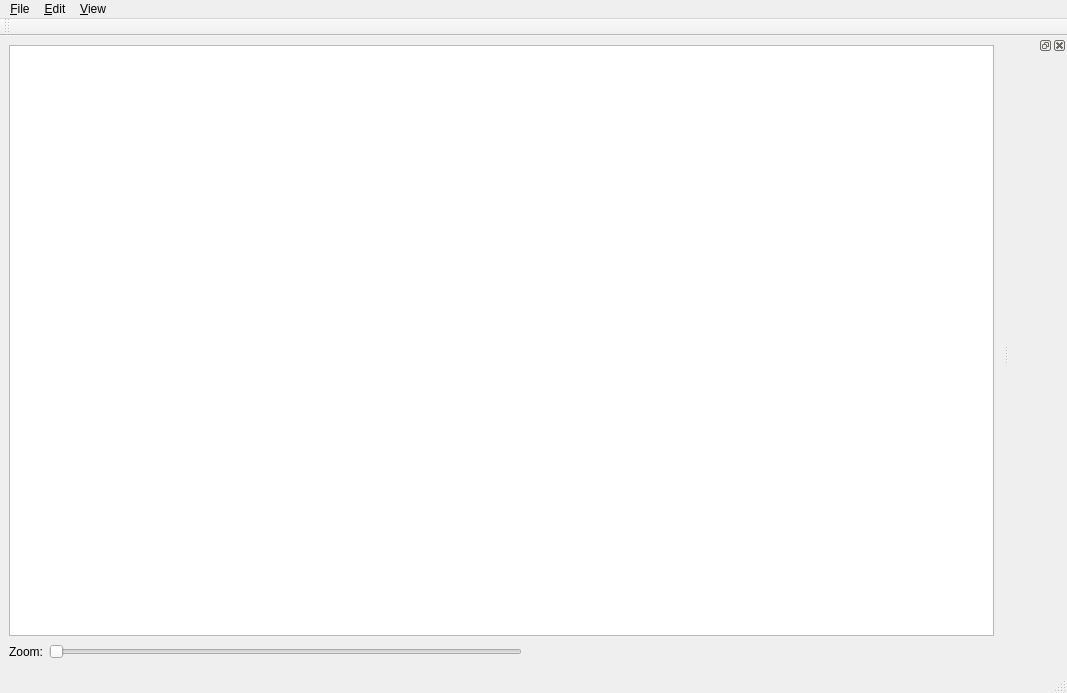
Ramblurr/PietCreator, file MainWindow.ui: the form before one commit.
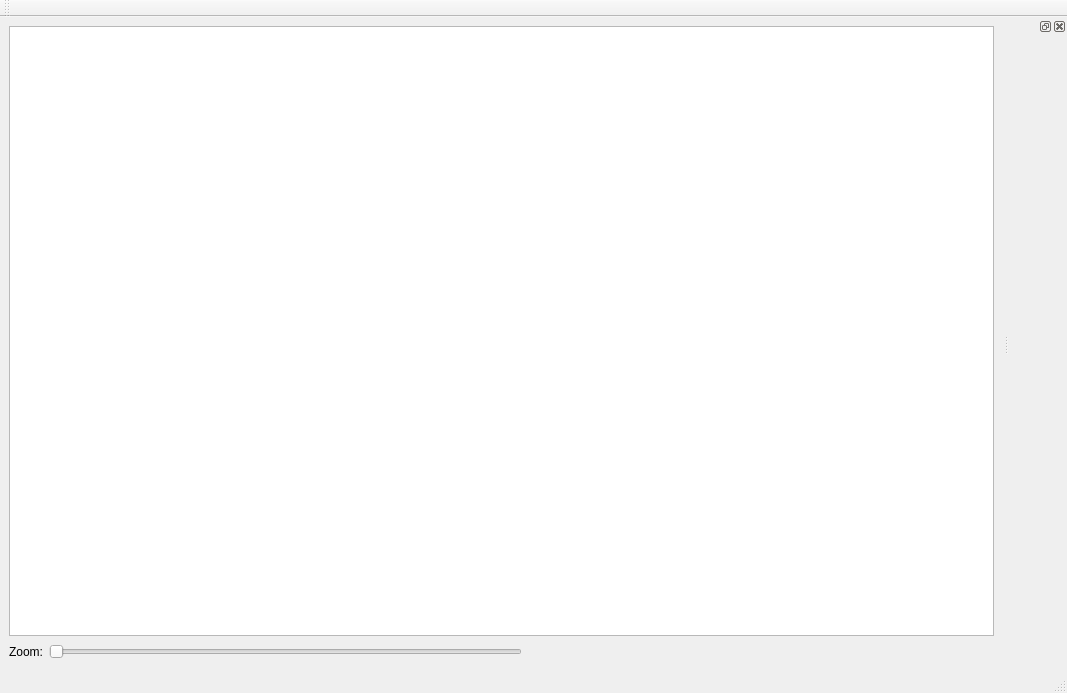
The form after the commit.

Commit message: setup toolbar and menu actions by hand, this allows for icons and shortcuts.

```diff
--- a/MainWindow.ui
+++ b/MainWindow.ui
@@ -79,31 +79,6 @@
      <height>22</height>
     </rect>
    </property>
-   <widget class="QMenu" name="menuFile">
-    <property name="title">
-     <string>&amp;File</string>
-    </property>
-    <addaction name="actionNew"/>
-    <addaction name="actionOpenSource"/>
-    <addaction name="actionSaveSource"/>
-    <addaction name="separator"/>
-    <addaction name="actionExit"/>
-   </widget>
-   <widget class="QMenu" name="menuView">
-    <property name="title">
-     <string>&amp;View</string>
-    </property>
-    <addaction name="actionToggleGrid"/>
-    <addaction name="actionToggleHeaders"/>
-   </widget>
-   <widget class="QMenu" name="menuEdit">
-    <property name="title">
-     <string>&amp;Edit</string>
-    </property>
-   </widget>
-   <addaction name="menuFile"/>
-   <addaction name="menuEdit"/>
-   <addaction name="menuView"/>
   </widget>
   <widget class="QStatusBar" name="mStatusbar"/>
   <widget class="QToolBar" name="mToolBar">
```
The commit also changes 2 other files.
